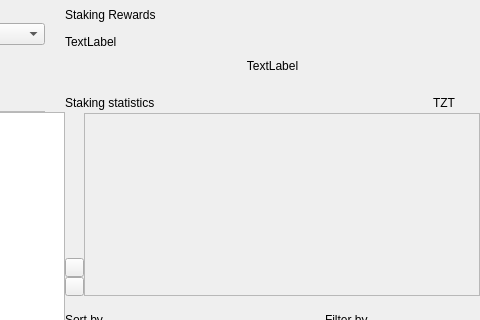
First picture: the form in src/qt/tanzanite/forms/dashboardwidget.ui, repository altecoin-altc/altecoin, before the edit; both pictures show x 557 to 1037 and y 0 to 320 of the 1037 by 690 pixel window.
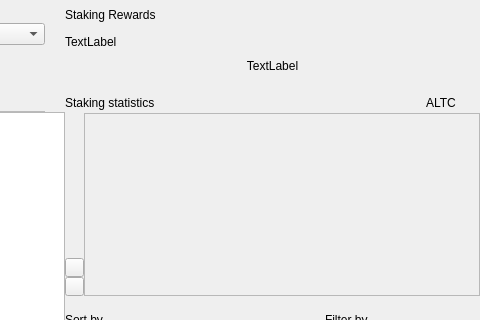
Second picture: the form after the edit.

Diff of the .ui file:
```diff
--- a/src/qt/tanzanite/forms/dashboardwidget.ui
+++ b/src/qt/tanzanite/forms/dashboardwidget.ui
@@ -684,7 +684,7 @@
                 <item>
                  <widget class="QLabel" name="labelPiv">
                   <property name="text">
-                   <string>TZT</string>
+                   <string>ALTC</string>
                   </property>
                  </widget>
                 </item>
```
